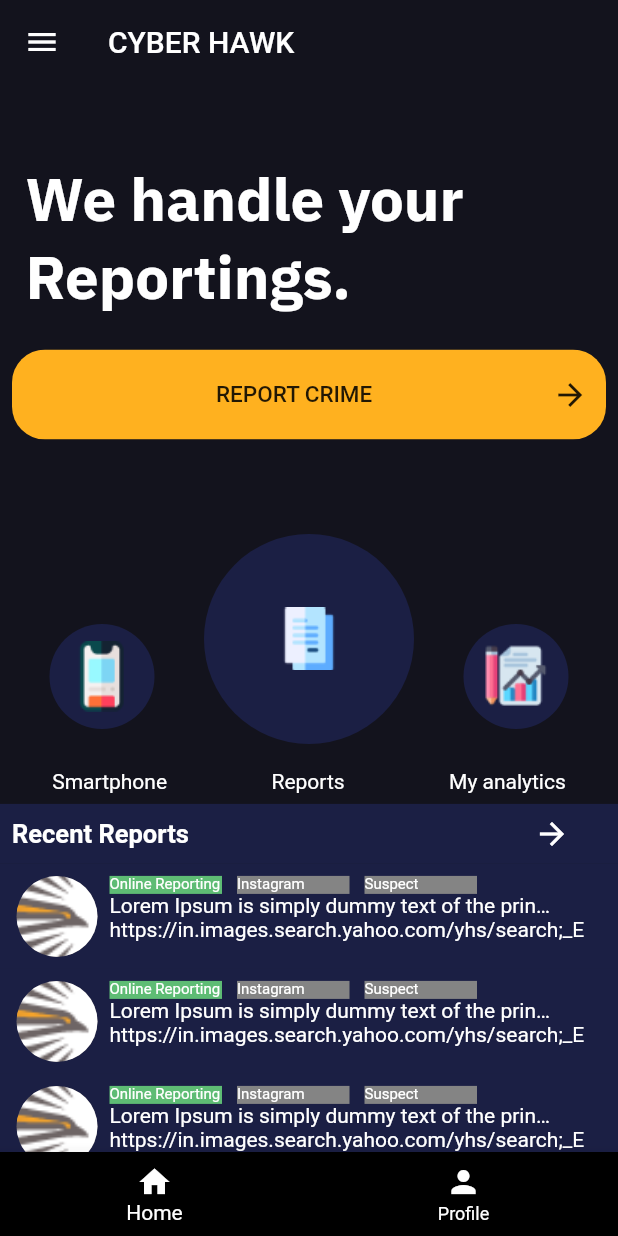
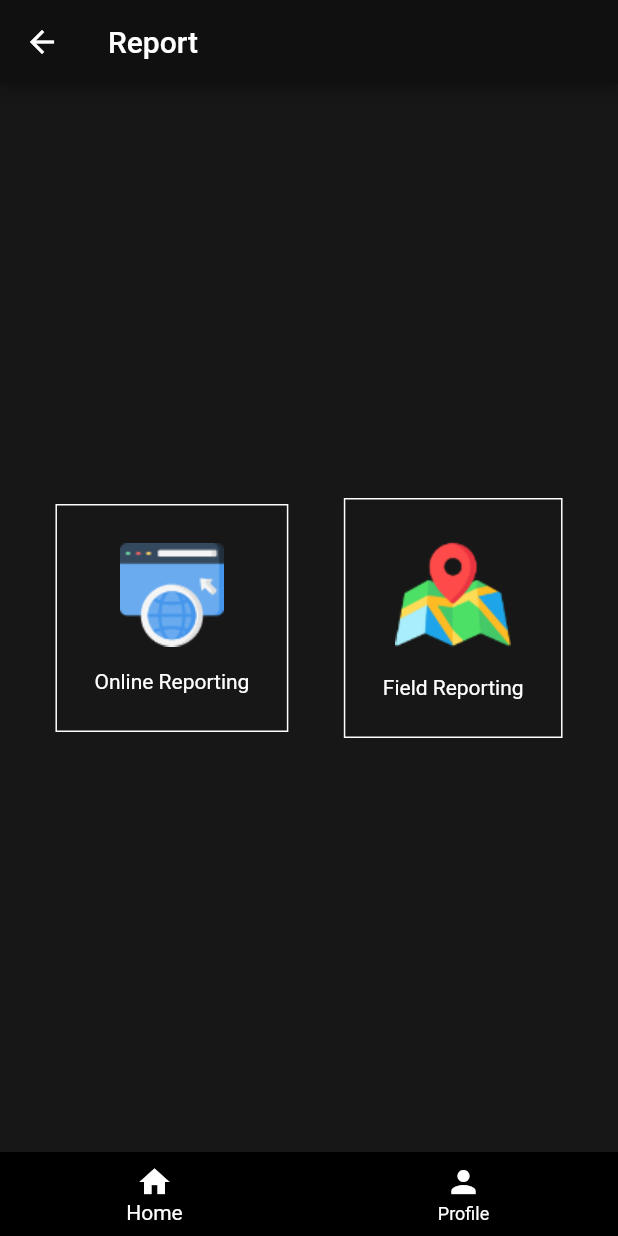
Before and after one commit to KevinBiju2310/Cyber-Hawk, a Flutter app: the HomeScreen screen opened directly, after a tap on "REPORT CRIME", on a phone screen of 412 x 824 dp. Run offline on Flutter 3.47's test engine with Material 2 defaults, Android fonts, the phone set to English and light mode, and no system bars; our stand-ins replace toggle_switch.

Commit message:
sixth commit

```diff
--- a/lib/homescreen.dart
+++ b/lib/homescreen.dart
@@ -1,5 +1,6 @@
 import 'package:flutter/material.dart';
 import 'package:sample/bottomBar.dart';
+import 'package:sample/reportings.dart';
 import 'package:sample/reports.dart';
 
 class HomeScreen extends StatefulWidget {
@@ -45,7 +46,12 @@ class _HomeScreenState extends State<HomeScreen> {
               child: ClipRRect(
                 borderRadius: BorderRadius.circular(22),
                 child: MaterialButton(
-                  onPressed: () {},
+                  onPressed: () {
+                    Navigator.push(
+                        context,
+                        MaterialPageRoute(
+                            builder: ((context) => reportings())));
+                  },
                   color: const Color(0xffFFB11F),
                   minWidth: double.infinity,
                   height: 60,
--- /dev/null
+++ b/lib/onlineReport.dart
@@ -0,0 +1,23 @@
+import 'package:flutter/material.dart';
+import 'package:flutter/src/widgets/container.dart';
+import 'package:flutter/src/widgets/framework.dart';
+
+class onlineReport extends StatefulWidget {
+  const onlineReport({super.key});
+
+  @override
+  State<onlineReport> createState() => _onlineReportState();
+}
+
+class _onlineReportState extends State<onlineReport> {
+  @override
+  Widget build(BuildContext context) {
+    return Scaffold(
+      backgroundColor: Color(0xff171717),
+      appBar: AppBar(
+        backgroundColor: Color(0xff101010),
+        title: Text('Online Reporting'),
+      ),
+    );
+  }
+}
--- /dev/null
+++ b/lib/reportings.dart
@@ -0,0 +1,76 @@
+import 'package:flutter/material.dart';
+import 'package:sample/bottomBar.dart';
+import 'package:sample/onlineReport.dart';
+
+class reportings extends StatefulWidget {
+  const reportings({super.key});
+
+  @override
+  State<reportings> createState() => _reportingsState();
+}
+
+class _reportingsState extends State<reportings> {
+  @override
+  Widget build(BuildContext context) {
+    return Scaffold(
+      backgroundColor: Color(0xff171717),
+      appBar: AppBar(
+        backgroundColor: Color(0xff101010),
+        title: Text('Report'),
+      ),
+      body: Column(
+        mainAxisAlignment: MainAxisAlignment.center,
+        crossAxisAlignment: CrossAxisAlignment.center,
+        children: [
+          Row(
+            mainAxisAlignment: MainAxisAlignment.spaceEvenly,
+            crossAxisAlignment: CrossAxisAlignment.center,
+            children: [
+              InkWell(
+                onTap: (() {
+                  Navigator.push(context,
+                      MaterialPageRoute(builder: (context) => onlineReport()));
+                }),
+                child: Container(
+                  padding: EdgeInsets.all(25),
+                  decoration:
+                      BoxDecoration(border: Border.all(color: Colors.white)),
+                  child: Column(
+                    children: [
+                      Image.asset('assets/browser.png'),
+                      SizedBox(
+                        height: 15,
+                      ),
+                      Text(
+                        'Online Reporting',
+                        style: TextStyle(color: Colors.white),
+                      )
+                    ],
+                  ),
+                ),
+              ),
+              Container(
+                padding: EdgeInsets.all(25),
+                decoration:
+                    BoxDecoration(border: Border.all(color: Colors.white)),
+                child: Column(
+                  children: [
+                    Image.asset('assets/map.png'),
+                    SizedBox(
+                      height: 15,
+                    ),
+                    Text(
+                      'Field Reporting',
+                      style: TextStyle(color: Colors.white),
+                    )
+                  ],
+                ),
+              )
+            ],
+          )
+        ],
+      ),
+      bottomNavigationBar: bottomBar(),
+    );
+  }
+}
--- a/pubspec.yaml
+++ b/pubspec.yaml
@@ -69,6 +69,8 @@ flutter:
     - assets/smartphone.png
     - assets/data-analytics.png
     - assets/parrot.jpg
+    - assets/browser.png
+    - assets/map.png
 
   # An image asset can refer to one or more resolution-specific "variants", see
   # https://flutter.dev/assets-and-images/#resolution-aware
```
Also changed, not shown: assets/browser.png (added), assets/map.png (added).
